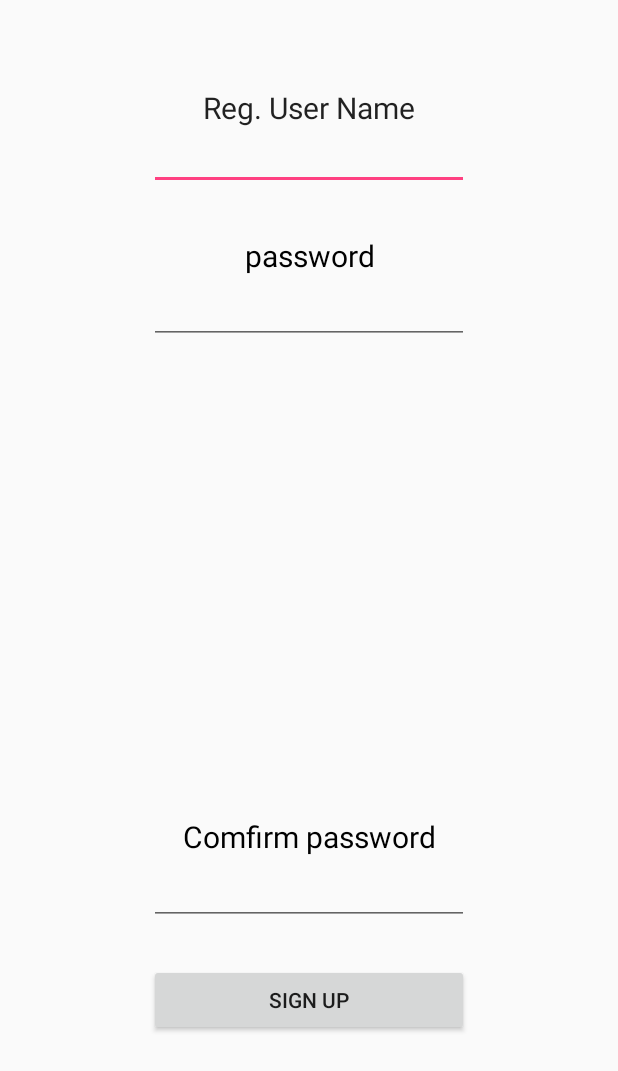
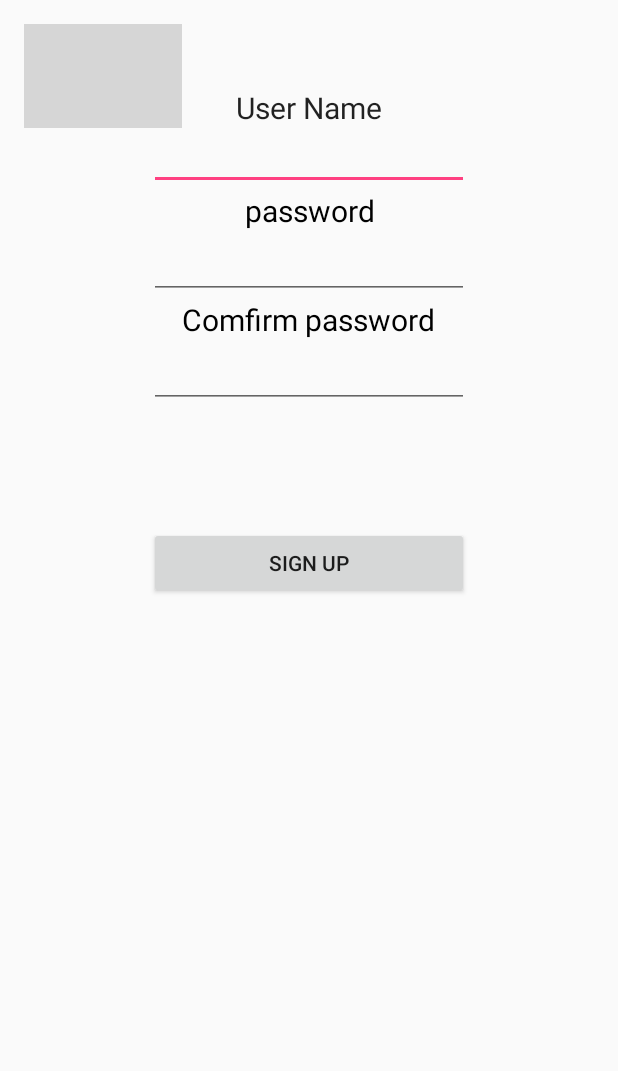
Before and after one commit to umayanga123/scpp_android_node, an Android app: the Registration screen opened directly, with no data from a screen before it, on a phone screen of 412 x 824 dp. Shown: the top 1071 px of the screen. Run offline under Robolectric (Android 15) with nearby library versions, the light colour scheme and no system bars; grey boxes are pictures that could not be loaded.

Commit message:
Added-logo2016_8_27_094046

```diff
--- a/app/src/main/res/layout/activity_home.xml
+++ b/app/src/main/res/layout/activity_home.xml
@@ -117,8 +117,7 @@
             android:textAppearance="?android:attr/textAppearanceLarge"
             android:text="Welcome SCPP Home"
             android:id="@+id/tvWelcom"
-            android:layout_alignRight="@+id/tvProfile"
-            android:layout_alignEnd="@+id/tvProfile"
-            android:layout_above="@+id/imageButtonService" />
+            android:layout_above="@+id/imageButtonService"
+            android:layout_centerHorizontal="true" />
     </RelativeLayout>
 </LinearLayout>
--- a/app/src/main/res/layout/activity_registration.xml
+++ b/app/src/main/res/layout/activity_registration.xml
@@ -14,7 +14,7 @@
         android:layout_width="wrap_content"
         android:layout_height="wrap_content"
         android:textAppearance="?android:attr/textAppearanceLarge"
-        android:text="Reg. User Name"
+        android:text="User Name"
         android:id="@+id/ruserName_lb"
         android:layout_marginTop="42dp"
         android:textSize="20dp"
@@ -41,12 +41,12 @@
         android:layout_height="wrap_content"
         android:text="Sign Up"
         android:id="@+id/rbutton"
-        android:layout_alignParentBottom="true"
-        android:layout_marginBottom="117dp"
-        android:layout_alignRight="@+id/ruserName_lb"
-        android:layout_alignEnd="@+id/ruserName_lb"
-        android:layout_alignLeft="@+id/cmtextView"
-        android:layout_alignStart="@+id/cmtextView" />
+        android:layout_below="@+id/tfconfirmPasswordeditText"
+        android:layout_alignLeft="@+id/tfconfirmPasswordeditText"
+        android:layout_alignStart="@+id/tfconfirmPasswordeditText"
+        android:layout_marginTop="79dp"
+        android:layout_alignRight="@+id/tfconfirmPasswordeditText"
+        android:layout_alignEnd="@+id/tfconfirmPasswordeditText" />
 
     <TextView
         android:layout_width="wrap_content"
@@ -54,15 +54,11 @@
         android:textAppearance="?android:attr/textAppearanceMedium"
         android:text="password"
         android:id="@+id/passwordlable"
-        android:layout_alignRight="@+id/ruserName_lb"
-        android:layout_alignEnd="@+id/ruserName_lb"
-        android:layout_below="@+id/tfUpdateUserName"
-        android:layout_marginTop="30dp"
         android:textColor="@android:color/background_dark"
         android:textSize="20dp"
         android:textAlignment="center"
-        android:layout_alignLeft="@+id/tfupdatpasswordtxt"
-        android:layout_alignStart="@+id/tfupdatpasswordtxt" />
+        android:layout_below="@+id/tfUpdateUserName"
+        android:layout_centerHorizontal="true" />
 
     <EditText
         android:layout_width="wrap_content"
@@ -80,10 +76,9 @@
         android:inputType="textPassword"
         android:ems="10"
         android:id="@+id/tfconfirmPasswordeditText"
-        android:layout_above="@+id/rbutton"
+        android:layout_below="@+id/cmtextView"
         android:layout_alignLeft="@+id/tfupdatpasswordtxt"
-        android:layout_alignStart="@+id/tfupdatpasswordtxt"
-        android:layout_marginBottom="26dp" />
+        android:layout_alignStart="@+id/tfupdatpasswordtxt" />
 
     <TextView
         android:layout_width="wrap_content"
@@ -94,11 +89,21 @@
         android:textColor="@android:color/background_dark"
         android:textSize="20dp"
         android:textAlignment="center"
-        android:layout_above="@+id/tfconfirmPasswordeditText"
-        android:layout_alignRight="@+id/ruserName_lb"
-        android:layout_alignEnd="@+id/ruserName_lb"
-        android:layout_alignLeft="@+id/tfconfirmPasswordeditText"
-        android:layout_alignStart="@+id/tfconfirmPasswordeditText" />
+        android:layout_below="@+id/tfupdatpasswordtxt"
+        android:layout_centerHorizontal="true" />
+
+    <ImageView
+        android:layout_width="wrap_content"
+        android:layout_height="wrap_content"
+        android:id="@+id/imageView"
+        android:layout_alignParentLeft="true"
+        android:layout_alignParentStart="true"
+        android:layout_above="@+id/tfUpdateUserName"
+        android:layout_toStartOf="@+id/cmtextView"
+        android:layout_alignParentTop="true"
+        android:layout_toLeftOf="@+id/cmtextView"
+        android:visibility="visible"
+        android:src="@drawable/scpp_global" />
 
 
 </RelativeLayout>
--- a/app/src/main/res/layout/activity_services_view.xml
+++ b/app/src/main/res/layout/activity_services_view.xml
@@ -14,7 +14,7 @@
             android:textAppearance="?android:attr/textAppearanceLarge"
             android:text="Services List"
             android:id="@+id/tvServices"
-            android:layout_marginTop="74dp"
+            android:layout_marginTop="89dp"
             android:layout_alignParentTop="true"
             android:layout_centerHorizontal="true" />
 
```
Also changed, not shown: app/src/main/res/layout/activity_login.xml (+14 -1 lines), app/src/main/res/layout/activity_wallet.xml (+12 -12 lines).
